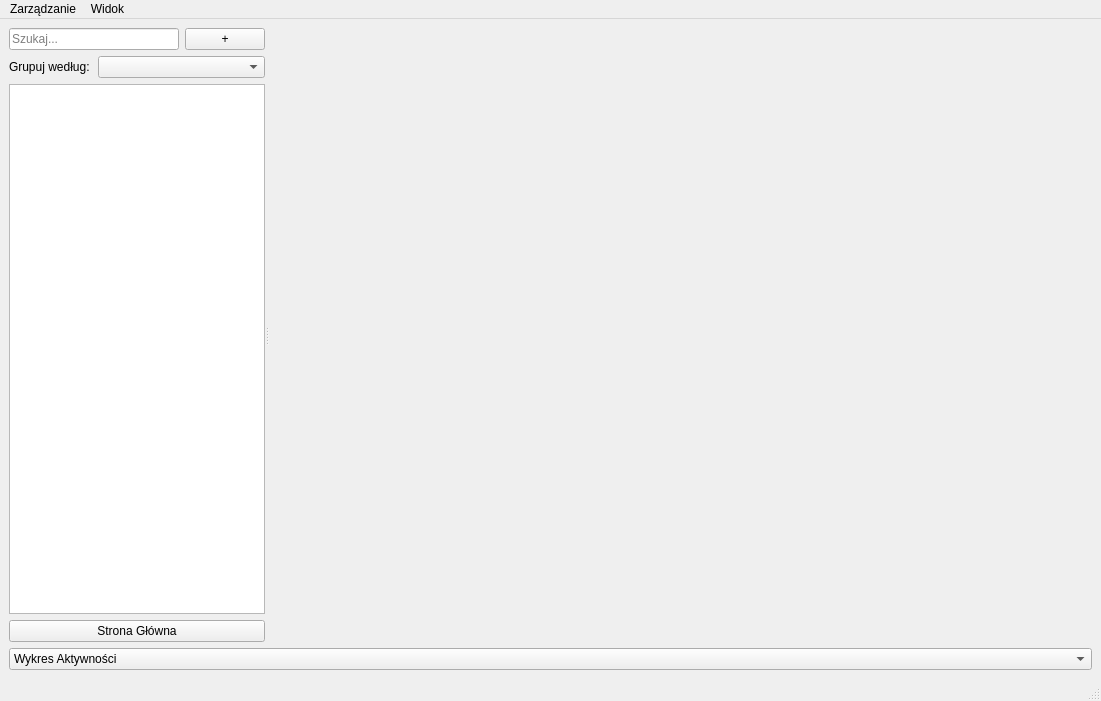
This is ui/mainwindow.ui in Janek2230/CML as Qt 5 draws it before an edit. The edited form follows.
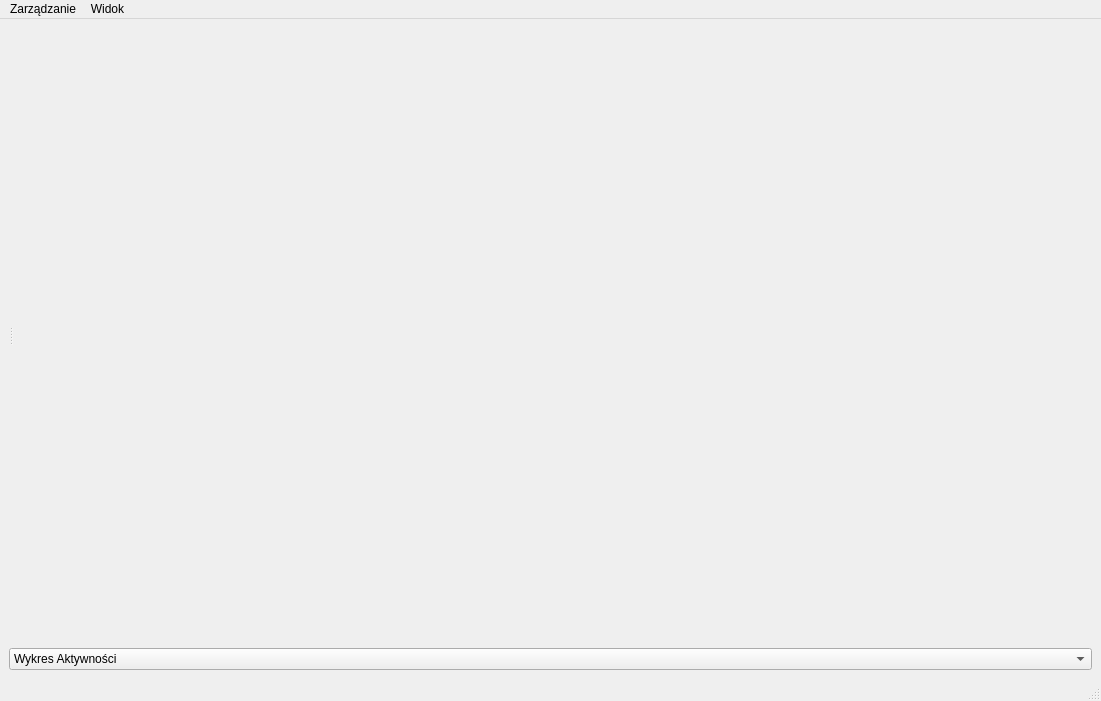
This is the edited form.

```diff
--- a/ui/mainwindow.ui
+++ b/ui/mainwindow.ui
@@ -33,75 +33,7 @@
          <verstretch>0</verstretch>
         </sizepolicy>
        </property>
-       <layout class="QGridLayout" name="gridLayout">
-        <item row="0" column="0">
-         <layout class="QHBoxLayout" name="horizontalLayout_3">
-          <item>
-           <widget class="QLineEdit" name="wyszukiwarka">
-            <property name="placeholderText">
-             <string>Szukaj...</string>
-            </property>
-           </widget>
-          </item>
-          <item>
-           <widget class="QPushButton" name="btnDodajMedium">
-            <property name="toolTip">
-             <string>Dodaj nowe medium</string>
-            </property>
-            <property name="text">
-             <string>+</string>
-            </property>
-           </widget>
-          </item>
-         </layout>
-        </item>
-        <item row="3" column="0">
-         <widget class="QPushButton" name="btnPowrot">
-          <property name="text">
-           <string>Strona Główna</string>
-          </property>
-         </widget>
-        </item>
-        <item row="2" column="0">
-         <widget class="QTreeWidget" name="kategorie">
-          <property name="headerHidden">
-           <bool>true</bool>
-          </property>
-          <column>
-           <property name="text">
-            <string notr="true">1</string>
-           </property>
-          </column>
-         </widget>
-        </item>
-        <item row="1" column="0">
-         <layout class="QHBoxLayout" name="horizontalLayout_6">
-          <item>
-           <widget class="QLabel" name="label_7">
-            <property name="sizePolicy">
-             <sizepolicy hsizetype="Preferred" vsizetype="Preferred">
-              <horstretch>1</horstretch>
-              <verstretch>0</verstretch>
-             </sizepolicy>
-            </property>
-            <property name="text">
-             <string>Grupuj według:</string>
-            </property>
-           </widget>
-          </item>
-          <item>
-           <widget class="QComboBox" name="comboGrupowanie">
-            <property name="sizePolicy">
-             <sizepolicy hsizetype="Preferred" vsizetype="Fixed">
-              <horstretch>2</horstretch>
-              <verstretch>0</verstretch>
-             </sizepolicy>
-            </property>
-           </widget>
-          </item>
-         </layout>
-        </item>
-       </layout>
+       <layout class="QGridLayout" name="gridLayout"/>
       </widget>
       <widget class="QStackedWidget" name="daneSzczegolowe">
        <property name="sizePolicy">
```
